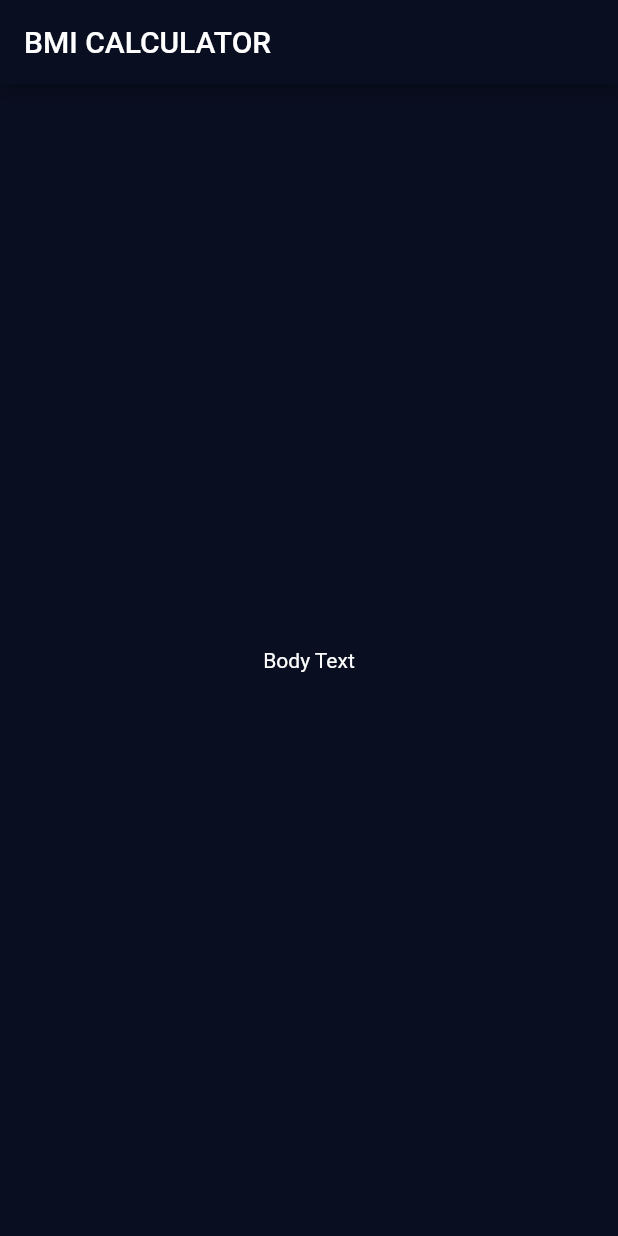
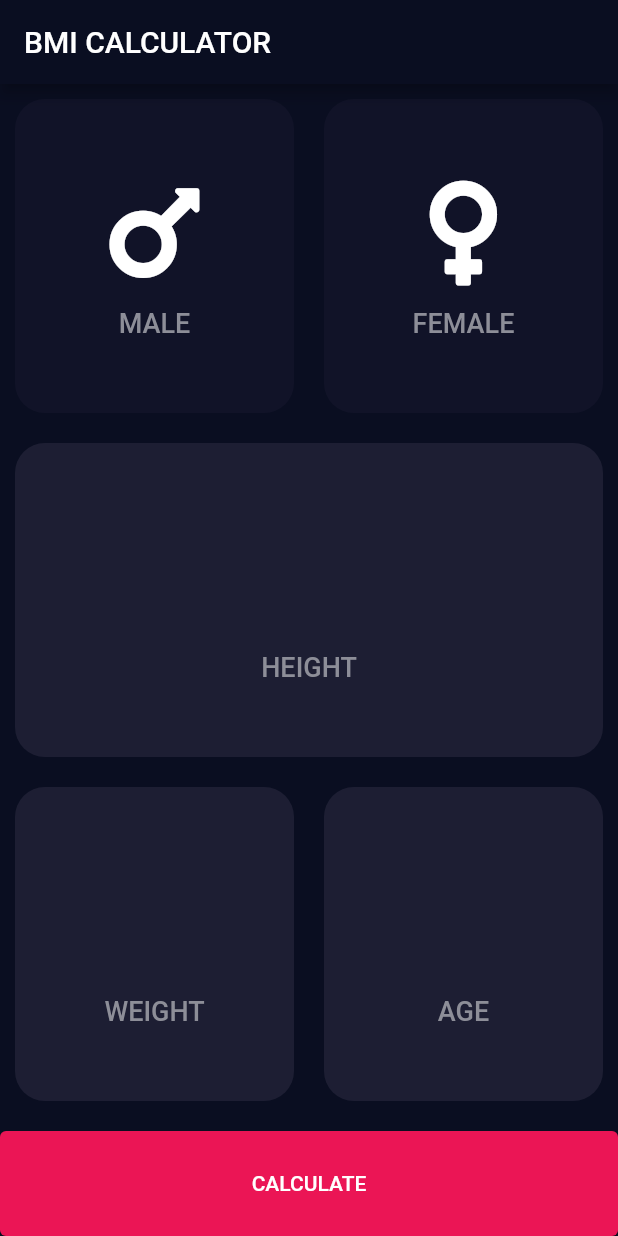
Before and after one commit to snowyvibes/bmi_calculator_flutter, a Flutter app: the screen it shows after launch, on a phone screen of 412 x 824 dp. Run offline on Flutter 3.47's test engine with Material 2 defaults, Android fonts, the phone set to English and light mode, and no system bars; our stand-ins replace font_awesome_flutter.

Commit message:
added icons

```diff
--- a/lib/main.dart
+++ b/lib/main.dart
@@ -11,9 +11,16 @@ class BMICalculator extends StatelessWidget {
     return MaterialApp(
       debugShowCheckedModeBanner: false,
       theme: ThemeData.dark().copyWith(
+        textTheme: const TextTheme(
+          bodyText1: TextStyle(
+            fontSize: 18,
+            color: Color(0xFF8D8E98),
+          ),
+        ),
         scaffoldBackgroundColor: const Color(0xFF0A0E21),
         colorScheme: ColorScheme.fromSwatch().copyWith(
           primary: const Color(0xFF0A0E21),
+          secondary: Colors.pink,
         ),
       ),
       home: const InputPage(),
--- a/lib/screens/input_page.dart
+++ b/lib/screens/input_page.dart
@@ -1,4 +1,17 @@
+import '/widgets/card.dart';
 import 'package:flutter/material.dart';
+import 'package:font_awesome_flutter/font_awesome_flutter.dart';
+
+const double bottomContanierHeight = 70;
+
+const Color activeCardsColor = Color(0xFF1D1E33);
+
+const Color inactiveCardsColor = Color(0xFF111328);
+
+enum Gender {
+  male,
+  female,
+}
 
 class InputPage extends StatefulWidget {
   const InputPage({Key? key}) : super(key: key);
@@ -8,15 +21,91 @@ class InputPage extends StatefulWidget {
 }
 
 class _InputPageState extends State<InputPage> {
+  void updateColor(Gender gender) {
+    gender == Gender.male
+        ? setState(() {
+            maleCardActive = true;
+            femaleCardActive = false;
+          })
+        : setState(() {
+            maleCardActive = false;
+            femaleCardActive = true;
+          });
+  }
+
+  bool maleCardActive = false;
+  bool femaleCardActive = false;
+
   @override
   Widget build(BuildContext context) {
     return Scaffold(
       appBar: AppBar(
         title: const Text('BMI CALCULATOR'),
       ),
-      body: const Center(
-        child: Text('Body Text'),
-      ),
+      body: Column(children: [
+        Expanded(
+          child: Row(
+            children: [
+              ResusableCard(
+                  colour:
+                      maleCardActive ? activeCardsColor : inactiveCardsColor,
+                  onTap: () {
+                    updateColor(Gender.male);
+                  },
+                  child: iconContent(
+                      context: context,
+                      text: 'Male',
+                      icon: FontAwesomeIcons.mars)),
+              ResusableCard(
+                  colour:
+                      femaleCardActive ? activeCardsColor : inactiveCardsColor,
+                  onTap: () {
+                    updateColor(Gender.female);
+                  },
+                  child: iconContent(
+                      context: context,
+                      text: 'Female',
+                      icon: FontAwesomeIcons.venus)),
+            ],
+          ),
+        ),
+        ResusableCard(
+            child: iconContent(
+          context: context,
+          text: 'Height',
+        )),
+        Expanded(
+          child: Row(
+            children: [
+              ResusableCard(
+                  child: iconContent(
+                context: context,
+                text: 'Weight',
+              )),
+              ResusableCard(
+                  child: iconContent(
+                context: context,
+                text: 'Age',
+              )),
+            ],
+          ),
+        ),
+        const SizedBox(
+          height: 10,
+        ),
+        SizedBox(
+          width: double.infinity,
+          height: bottomContanierHeight,
+          child: ElevatedButton(
+            style: ElevatedButton.styleFrom().copyWith(
+              backgroundColor:
+                  MaterialStateProperty.all(const Color(0xFFEB1555)),
+            ),
+            onPressed: () {},
+            child: Text('Calculate'.toUpperCase()),
+          ),
+        )
+      ]),
     );
   }
 }
--- /dev/null
+++ b/lib/widgets/card.dart
@@ -0,0 +1,39 @@
+import '/screens/input_page.dart';
+import 'package:flutter/material.dart';
+
+Expanded ResusableCard({
+  required final Widget child,
+  final Color? colour,
+  void Function()? onTap,
+}) {
+  return Expanded(
+      child: GestureDetector(
+    onTap: onTap,
+    child: Container(
+      width: double.infinity,
+      margin: const EdgeInsets.all(10),
+      decoration: BoxDecoration(
+        color: colour ?? activeCardsColor,
+        borderRadius: BorderRadius.circular(20),
+      ),
+      child: child,
+    ),
+  ));
+}
+
+Column iconContent({
+  required BuildContext context,
+  required final String text,
+  final IconData? icon,
+}) {
+  return Column(
+    mainAxisAlignment: MainAxisAlignment.center,
+    children: [
+      Icon(icon, size: 80),
+      const SizedBox(
+        height: 10,
+      ),
+      Text(text.toUpperCase(), style: Theme.of(context).textTheme.bodyText1),
+    ],
+  );
+}
--- a/pubspec.yaml
+++ b/pubspec.yaml
@@ -34,6 +34,7 @@ dependencies:
   # The following adds the Cupertino Icons font to your application.
   # Use with the CupertinoIcons class for iOS style icons.
   cupertino_icons: ^1.0.2
+  font_awesome_flutter: ^9.2.0
 
 dev_dependencies:
   flutter_test:
```
Also changed, not shown: pubspec.lock.
